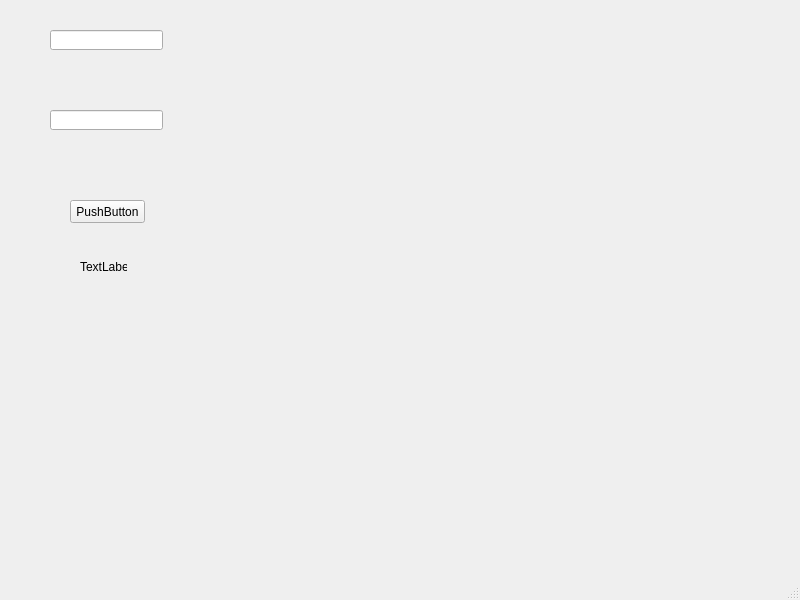
This is vista/ui/ventana_login.ui in santiagoagudelo17-stack/neurolens as Qt 5 draws it before an edit. The edited form follows.
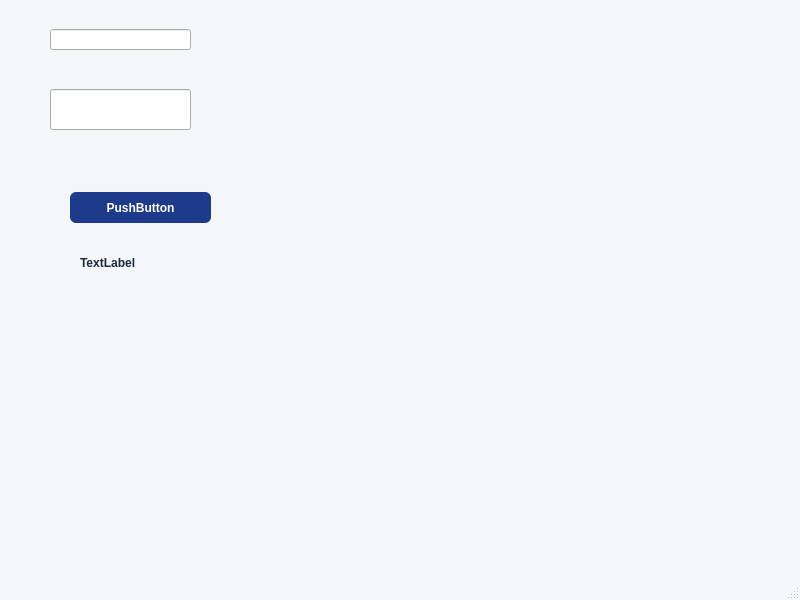
This is the edited form.

Commit message: Aplica estilo visual a ventana_login

Diff of the .ui file:
```diff
--- a/vista/ui/ventana_login.ui
+++ b/vista/ui/ventana_login.ui
@@ -13,14 +13,20 @@
   <property name="windowTitle">
    <string>MainWindow</string>
   </property>
+  <property name="styleSheet">
+   <string notr="true">QMainWindow { background-color: #F4F6F9; }
+QPushButton { background-color: #1E3A8A; color: white; border-radius: 6px; padding: 6px 12px; font-weight: bold; }
+QPushButton:hover { background-color: #2563EB; }
+QLabel { color: #1E293B; font-weight: bold; }</string>
+  </property>
   <widget class="QWidget" name="centralwidget">
    <widget class="QLineEdit" name="lineEditUsuario">
     <property name="geometry">
      <rect>
       <x>50</x>
-      <y>30</y>
-      <width>113</width>
-      <height>20</height>
+      <y>29</y>
+      <width>141</width>
+      <height>21</height>
      </rect>
     </property>
    </widget>
@@ -28,9 +34,9 @@
     <property name="geometry">
      <rect>
       <x>50</x>
-      <y>110</y>
-      <width>113</width>
-      <height>20</height>
+      <y>89</y>
+      <width>141</width>
+      <height>41</height>
      </rect>
     </property>
    </widget>
@@ -38,9 +44,9 @@
     <property name="geometry">
      <rect>
       <x>70</x>
-      <y>200</y>
-      <width>75</width>
-      <height>23</height>
+      <y>192</y>
+      <width>141</width>
+      <height>31</height>
      </rect>
     </property>
     <property name="text">
@@ -51,9 +57,9 @@
     <property name="geometry">
      <rect>
       <x>80</x>
-      <y>260</y>
-      <width>47</width>
-      <height>13</height>
+      <y>252</y>
+      <width>111</width>
+      <height>21</height>
      </rect>
     </property>
     <property name="text">
```
